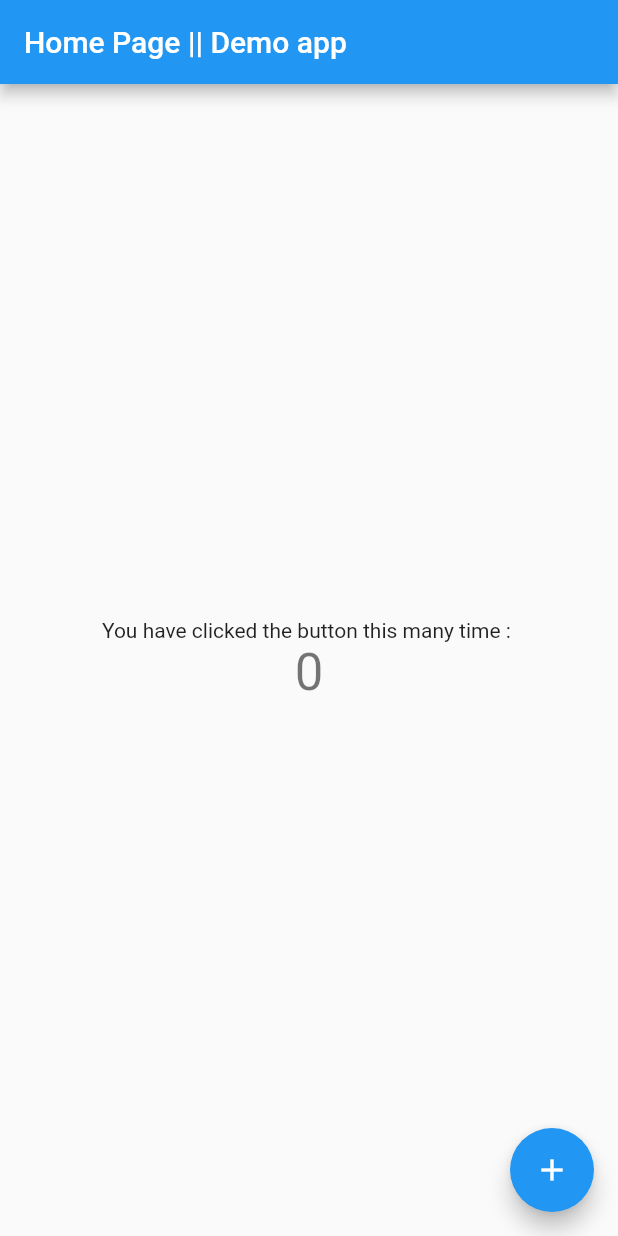
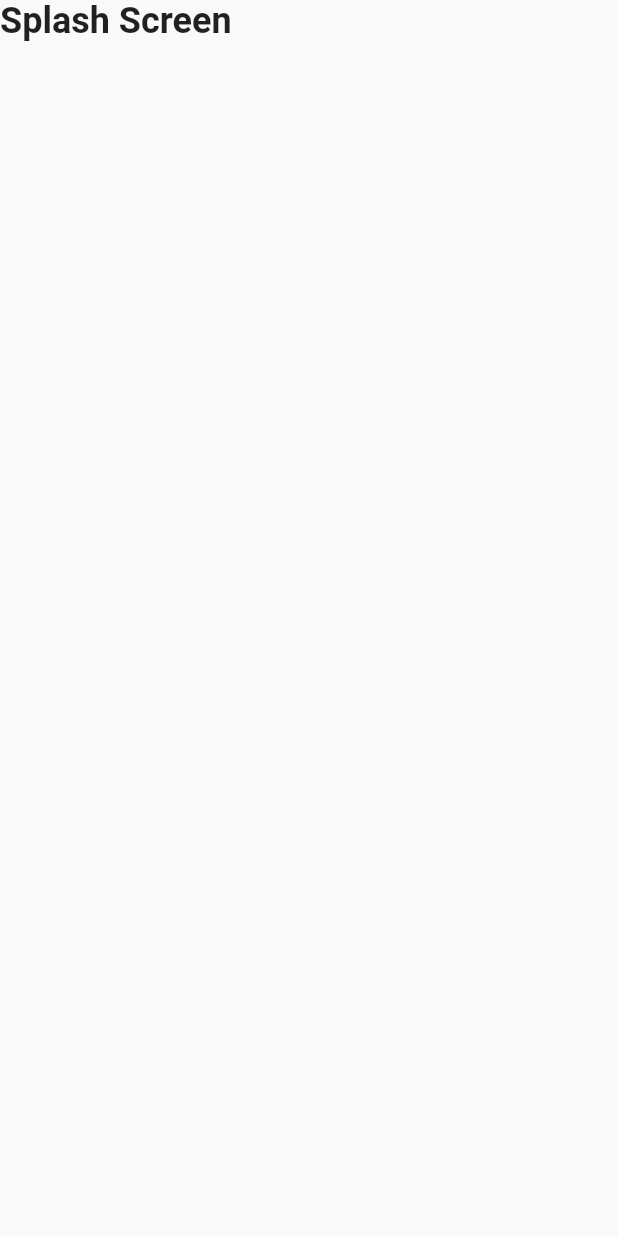
Before and after one commit to ankitojha07/flutter_app_one, a Flutter app: the screen it shows after launch, on a phone screen of 412 x 824 dp. Run offline on Flutter 3.47's test engine with Material 2 defaults, Android fonts, the phone set to English and light mode, and no system bars.

Commit message:
splash screen added

```diff
--- a/lib/main.dart
+++ b/lib/main.dart
@@ -1,3 +1,4 @@
+import 'package:app_one/splash_screen.dart';
 import 'package:flutter/material.dart';
 
 void main() {
@@ -14,7 +15,7 @@ class MyApp extends StatelessWidget {
       theme: ThemeData(
         primarySwatch: Colors.blue,
       ),
-      home: const MyHomePage(title: 'Home Page || Demo app'),
+      home: const Splash(),
     );
   }
 }
--- /dev/null
+++ b/lib/splash_screen.dart
@@ -0,0 +1,18 @@
+import 'package:flutter/material.dart';
+import 'package:flutter/material.dart';
+
+class Splash extends StatelessWidget {
+  const Splash({Key? key}) : super(key: key);
+
+  @override
+  Widget build(BuildContext context) {
+    return Scaffold(
+      body: Container(
+        child: Text(
+          'Splash Screen',
+          style: TextStyle(fontSize: 24, fontWeight: FontWeight.bold),
+        ),
+      ),
+    );
+  }
+}
```
